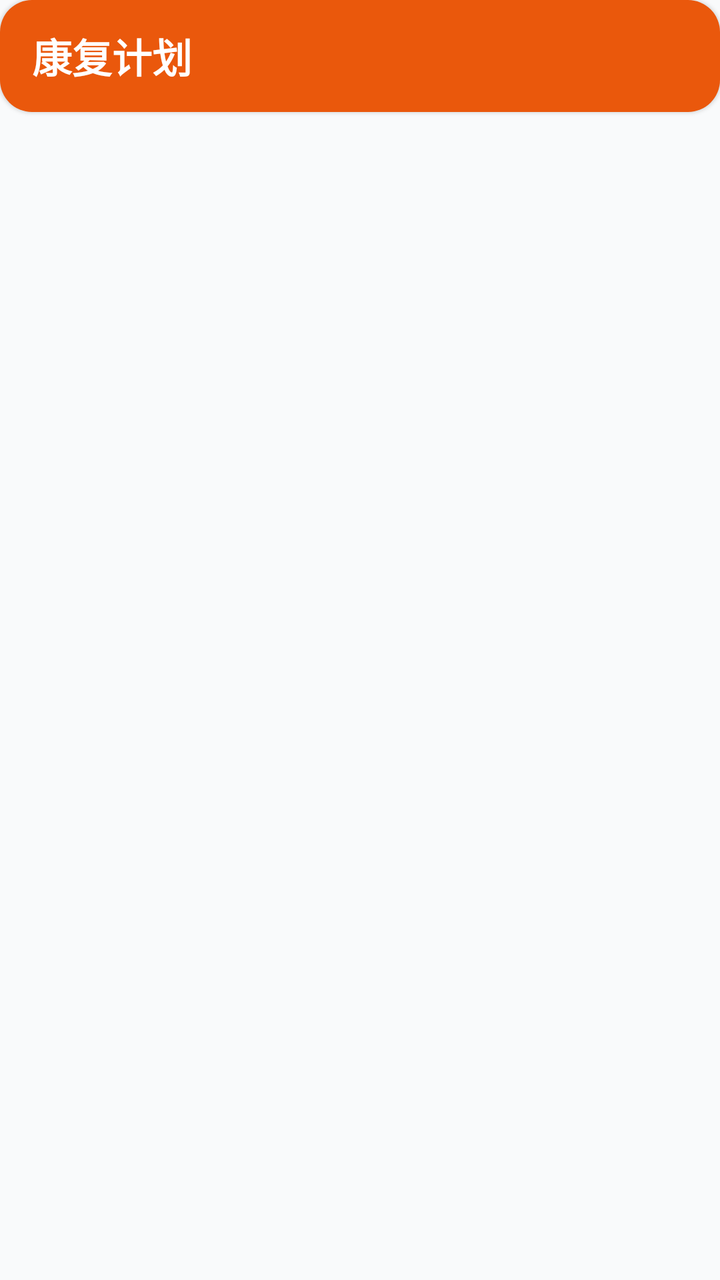
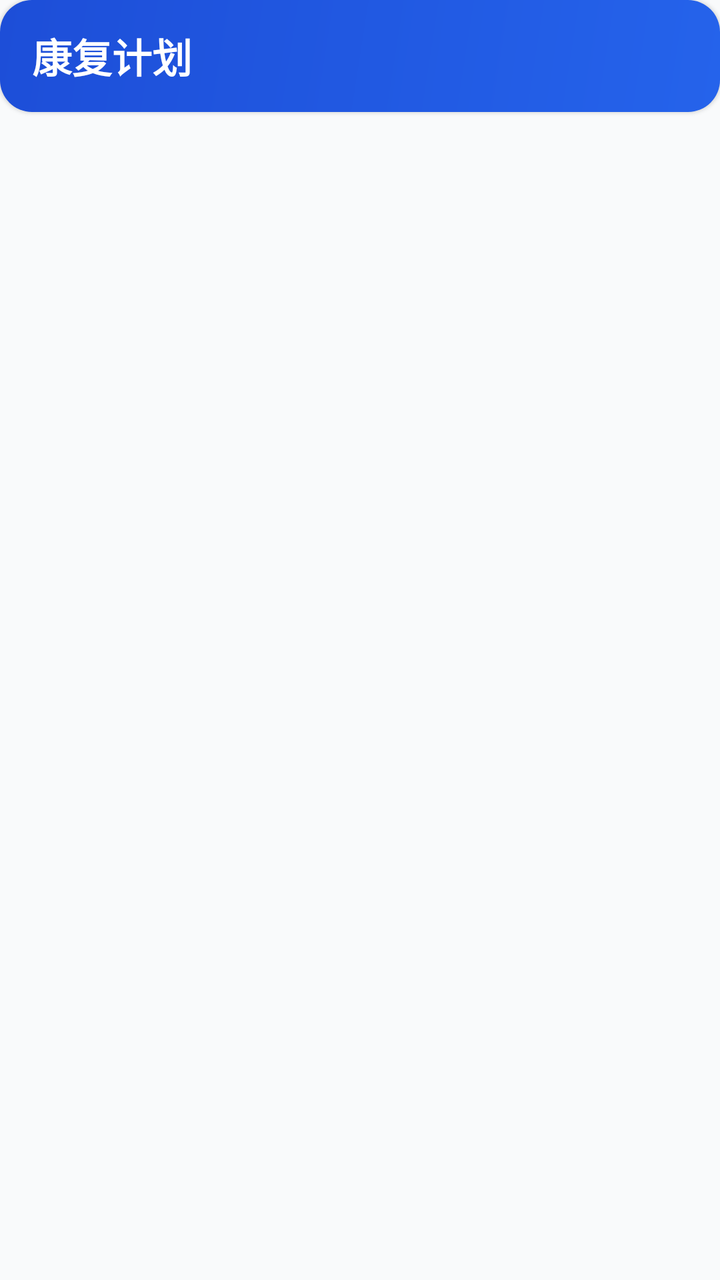

Before-and-after screenshots of an Android layout around one commit, followed by the original layout XML and the change that was made.
<!-- AndroidManifest.xml: application theme Theme.WinsRehab -->
<!-- res/layout/fragment_rehab_plan_list.xml -->
<?xml version="1.0" encoding="utf-8"?>
<androidx.constraintlayout.widget.ConstraintLayout
    xmlns:android="http://schemas.android.com/apk/res/android"
    xmlns:app="http://schemas.android.com/apk/res-auto"
    android:layout_width="match_parent"
    android:layout_height="match_parent"
    android:background="@color/surface_variant">

    
    <androidx.constraintlayout.widget.ConstraintLayout
        android:id="@+id/header_layout"
        android:layout_width="match_parent"
        android:layout_height="56dp"
        android:background="@drawable/bg_gradient_warm"
        android:elevation="@dimen/elevation_1"
        app:layout_constraintTop_toTopOf="parent">

        <TextView
            android:layout_width="wrap_content"
            android:layout_height="wrap_content"
            android:text="康复计划"
            android:textColor="@color/on_primary" android:textAppearance="@style/TextAppearance.WinsRehab.Headline20"
            android:textStyle="bold"
            app:layout_constraintStart_toStartOf="parent"
            app:layout_constraintTop_toTopOf="parent"
            app:layout_constraintBottom_toBottomOf="parent"
            android:layout_marginStart="@dimen/space_16"/>
    </androidx.constraintlayout.widget.ConstraintLayout>

    
    <androidx.recyclerview.widget.RecyclerView
        android:id="@+id/rv_patient_plans"
        android:layout_width="match_parent"
        android:layout_height="0dp"
        android:clipToPadding="false"
        android:padding="@dimen/space_8"
        app:layout_constraintTop_toBottomOf="@id/header_layout"
        app:layout_constraintBottom_toBottomOf="parent"/>

    
    <LinearLayout
        android:id="@+id/empty_layout"
        android:layout_width="match_parent"
        android:layout_height="0dp"
        android:orientation="vertical"
        android:gravity="center"
        android:visibility="gone"
        app:layout_constraintTop_toBottomOf="@id/header_layout"
        app:layout_constraintBottom_toBottomOf="parent">

        <ImageView
            android:layout_width="120dp"
            android:layout_height="120dp"
            android:src="@drawable/ic_task"
            android:alpha="0.3"
            app:tint="@color/on_surface_tertiary"/>

        <TextView
            android:layout_width="wrap_content"
            android:layout_height="wrap_content"
            android:layout_marginTop="@dimen/space_16"
            android:text="还没有康复计划" android:textAppearance="@style/TextAppearance.WinsRehab.Title16"
            android:textColor="@color/on_surface_secondary"/>

        <TextView
            android:layout_width="wrap_content"
            android:layout_height="wrap_content"
            android:layout_marginTop="@dimen/space_8"
            android:text="为患者创建第一个康复计划吧" android:textAppearance="@style/TextAppearance.WinsRehab.Body14"
            android:textColor="@color/on_surface_tertiary"/>
    </LinearLayout>

    
    <ProgressBar
        android:id="@+id/progress_bar"
        android:layout_width="wrap_content"
        android:layout_height="wrap_content"
        android:visibility="gone"
        app:layout_constraintTop_toTopOf="parent"
        app:layout_constraintBottom_toBottomOf="parent"
        app:layout_constraintStart_toStartOf="parent"
        app:layout_constraintEnd_toEndOf="parent"/>
</androidx.constraintlayout.widget.ConstraintLayout>
<!-- resources referenced by this layout -->
<resources>
  <color name="on_primary">#FFFFFFFF</color>
  <color name="on_surface_secondary">#FF4B5563</color>
  <color name="on_surface_tertiary">#FF9CA3AF</color>
  <color name="surface_variant">#FFF9FAFB</color>
  <dimen name="elevation_1">1dp</dimen>
  <dimen name="space_16">16dp</dimen>
  <dimen name="space_8">8dp</dimen>
  <!-- drawable bg_gradient_warm (drawable) -->
  <?xml version="1.0" encoding="utf-8"?>
  <shape xmlns:android="http://schemas.android.com/apk/res/android">
      <gradient
          android:startColor="@color/warning"
          android:endColor="@color/warning"
          android:angle="135"/>
      <corners android:radius="@dimen/radius_16"/>
  </shape>
  <!-- drawable ic_task (drawable) -->
  <vector xmlns:android="http://schemas.android.com/apk/res/android"
      android:width="24dp"
      android:height="24dp"
      android:viewportWidth="24"
      android:viewportHeight="24">
      <path
          android:fillColor="@color/on_surface"
          android:pathData="M20,6h-2.18c0.11,-0.31 0.18,-0.65 0.18,-1 0,-1.66 -1.34,-3 -3,-3h-6c-1.66,0 -3,1.34 -3,3 0,0.35 0.07,0.69 0.18,1H4c-0.55,0 -1,0.45 -1,1v11c0,1.1 0.9,2 2,2h14c1.1,0 2,-0.9 2,-2V7c0,-0.55 -0.45,-1 -1,-1zM9,5c0,-0.55 0.45,-1 1,-1h4c0.55,0 1,0.45 1,1s-0.45,1 -1,1h-4c-0.55,0 -1,-0.45 -1,-1zm11,13H4V8h16v10z"/>
  </vector>
  <style name="TextAppearance.WinsRehab.Body14">
          <item name="android:textSize">14sp</item> 
      </style>
  <style name="TextAppearance.WinsRehab.Headline20">
          <item name="android:textSize">20sp</item> 
      </style>
  <style name="TextAppearance.WinsRehab.Title16">
          <item name="android:textSize">16sp</item> 
      </style>
  <style name="Theme.WinsRehab" parent="Theme.MaterialComponents.DayNight.NoActionBar">
          <item name="buttonStyle">@style/MyRoundButton</item>
  
  
  
      </style>
  <color name="warning">#FFEA580C</color>
  <dimen name="radius_16">16dp</dimen>
  <color name="on_surface">#FF1F2937</color>
  <style name="MyRoundButton">MyRoundButton
          <item name="android:background">@drawable/shape_btn_round</item>
  
      </style>
  <!-- drawable shape_btn_round (drawable) -->
  <?xml version="1.0" encoding="utf-8"?>
  <shape xmlns:android="http://schemas.android.com/apk/res/android">
  
      <corners android:radius="@dimen/radius_8"/>               
      <padding android:left="@dimen/space_4" android:right="@dimen/space_4"
        />
  </shape>
  <dimen name="radius_8">8dp</dimen>
  <dimen name="space_4">4dp</dimen>
</resources>

<!-- the commit's change to res/layout/fragment_rehab_plan_list.xml (unified diff, before → after) -->
@@ -11,7 +11,7 @@
         android:id="@+id/header_layout"
         android:layout_width="match_parent"
         android:layout_height="56dp"
-        android:background="@drawable/bg_gradient_warm"
+        android:background="@drawable/bg_brand_gradient"
         android:elevation="@dimen/elevation_1"
         app:layout_constraintTop_toTopOf="parent">
 
<!-- resource entries referenced after the edit -->
@@ -7,12 +7,12 @@
   <dimen name="elevation_1">1dp</dimen>
   <dimen name="space_16">16dp</dimen>
   <dimen name="space_8">8dp</dimen>
-  <!-- drawable bg_gradient_warm (drawable) -->
+  <!-- drawable bg_brand_gradient (drawable) -->
   <?xml version="1.0" encoding="utf-8"?>
-  <shape xmlns:android="http://schemas.android.com/apk/res/android">
+  <shape xmlns:android="http://schemas.android.com/apk/res/android" android:shape="rectangle">
       <gradient
-          android:startColor="@color/warning"
-          android:endColor="@color/warning"
+          android:startColor="@color/primary"
+          android:endColor="@color/brand_doctor_primary_dark"
           android:angle="135"/>
       <corners android:radius="@dimen/radius_16"/>
   </shape>
@@ -41,7 +41,8 @@
   
   
       </style>
-  <color name="warning">#FFEA580C</color>
+  <color name="primary">#FF2563EB</color>
+  <color name="brand_doctor_primary_dark">#FF1D4ED8</color>
   <dimen name="radius_16">16dp</dimen>
   <color name="on_surface">#FF1F2937</color>
   <style name="MyRoundButton">MyRoundButton
